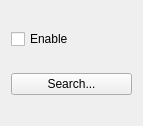
Above: trunk/src/qt/sidewidget_cheats.ui from mirror/vbam before the change. Below: the same form after it.
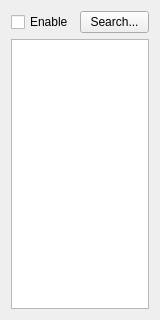
That is the form after the change.

Commit message: Qt: ADDED list widget to cheats sidebar

```diff
--- a/trunk/src/qt/sidewidget_cheats.ui
+++ b/trunk/src/qt/sidewidget_cheats.ui
@@ -5,13 +5,13 @@
    <rect>
     <x>0</x>
     <y>0</y>
-    <width>143</width>
-    <height>126</height>
+    <width>160</width>
+    <height>320</height>
    </rect>
   </property>
   <property name="minimumSize" >
    <size>
-    <width>96</width>
+    <width>160</width>
     <height>0</height>
    </size>
   </property>
@@ -20,6 +20,8 @@
   </property>
   <layout class="QVBoxLayout" >
    <item>
+    <layout class="QHBoxLayout" >
+     <item>
     <widget class="QCheckBox" name="enableCheatsCheckbox" >
      <property name="text" >
       <string>Enable</string>
@@ -32,6 +34,11 @@
       <string>Search...</string>
      </property>
     </widget>
+     </item>
+    </layout>
+   </item>
+   <item>
+    <widget class="QListWidget" name="cheatListWidget" />
    </item>
   </layout>
  </widget>
```
Lines whose indentation alone changed are shown as unchanged.
